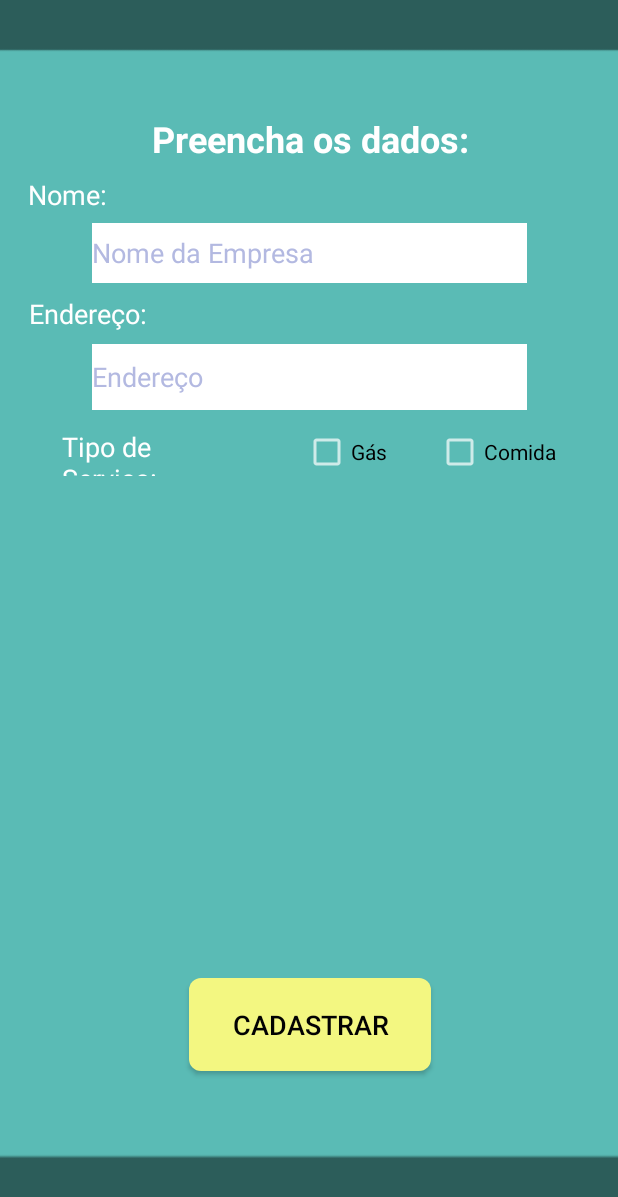
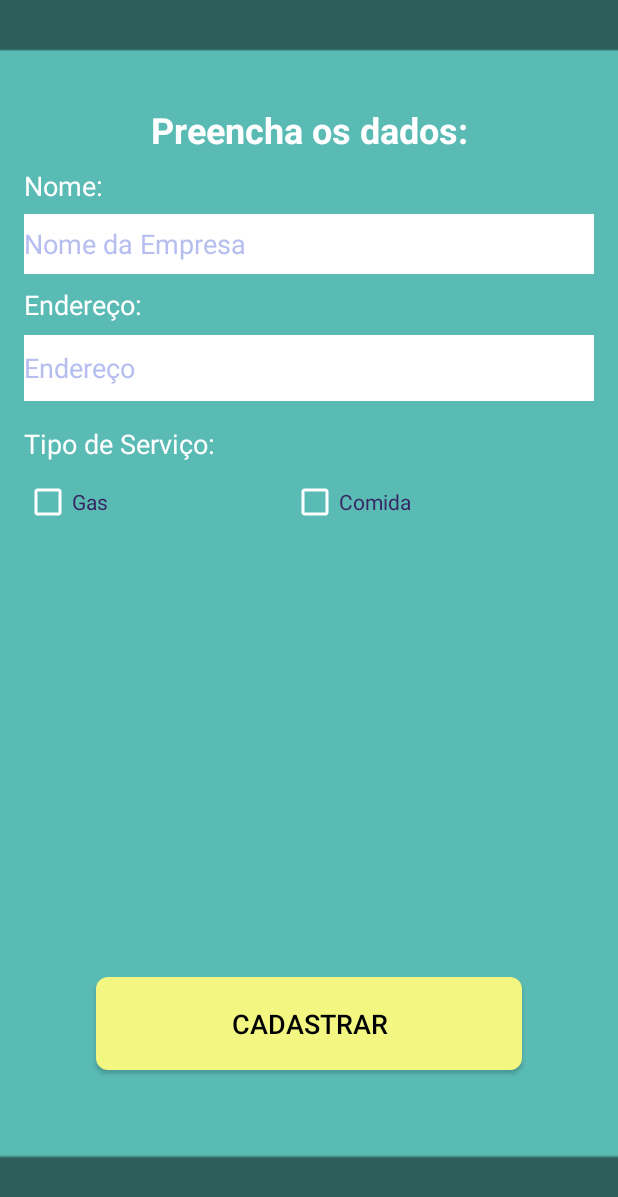
Before and after one commit to henNet/FiqueEmCasa, an Android app: the AddDataInFB screen opened directly, with no data from a screen before it, on a phone screen of 412 x 824 dp. Shown: the top 1197 px of the screen. Run offline under Robolectric (Android 15) with nearby library versions, the phone set to English and light mode, and no system bars; our stand-ins replace Firebase (no records; nobody signed in at launch, a user with empty details on screens opened directly).

Commit message:
Leitura da Base de dados. Uso de RecycleView para listar os dados.

```diff
--- a/app/build.gradle
+++ b/app/build.gradle
@@ -33,4 +33,5 @@ dependencies {
     testImplementation 'junit:junit:4.12'
     androidTestImplementation 'androidx.test.ext:junit:1.1.1'
     androidTestImplementation 'androidx.test.espresso:espresso-core:3.2.0'
+    implementation 'androidx.recyclerview:recyclerview:1.1.0'
 }
--- a/app/src/main/AndroidManifest.xml
+++ b/app/src/main/AndroidManifest.xml
@@ -9,7 +9,8 @@
         android:roundIcon="@mipmap/ic_launcher_round"
         android:supportsRtl="true"
         android:theme="@style/Theme.AppCompat.NoActionBar">
-        <activity android:name=".AddDataInFB"></activity>
+        <activity android:name=".ViewDataFromFB"></activity>
+        <activity android:name=".AddDataInFB" />
         <activity android:name=".MainActivity">
             <intent-filter>
                 <action android:name="android.intent.action.MAIN" />
--- a/app/src/main/java/com/example/fiqueemcasa/AddDataInFB.java
+++ b/app/src/main/java/com/example/fiqueemcasa/AddDataInFB.java
@@ -7,7 +7,6 @@ import android.view.View;
 import android.widget.Button;
 import android.widget.CheckBox;
 import android.widget.EditText;
-import android.widget.TextView;
 import android.widget.Toast;
 
 import com.google.firebase.database.DatabaseError;
@@ -55,10 +54,10 @@ public class AddDataInFB extends AppCompatActivity {
                 emp.setName(name.getText().toString());
                 emp.setAdress(adress.getText().toString());
                 if(comida.isChecked())
-                    emp.setType(typeServiceComida);
+                    emp.addType(typeServiceComida);
 
                 if(gas.isChecked())
-                    emp.setType(typeServiceGas);
+                    emp.addType(typeServiceGas);
 
                 addToDataBase(emp);
             }
--- a/app/src/main/java/com/example/fiqueemcasa/MainActivity.java
+++ b/app/src/main/java/com/example/fiqueemcasa/MainActivity.java
@@ -21,6 +21,12 @@ public class MainActivity extends AppCompatActivity {
         startActivity(intent);
     }
 
+    public void visualizar(View view)
+    {
+        Intent intent = new Intent(MainActivity.this, ViewDataFromFB.class);
+        startActivity(intent);
+    }
+
     @Override
     public void onStart() {
         super.onStart();
--- /dev/null
+++ b/app/src/main/res/drawable/btn_rounded_3.xml
@@ -0,0 +1,5 @@
+<?xml version="1.0" encoding="utf-8"?>
+<shape xmlns:android="http://schemas.android.com/apk/res/android" android:shape="rectangle">
+    <solid android:color="#CEECF5"/>
+    <corners android:radius="8dp"/>
+</shape>
--- a/app/src/main/res/layout/cadastro.xml
+++ b/app/src/main/res/layout/cadastro.xml
@@ -9,8 +9,10 @@
 
     <Button
         android:id="@+id/buttonCadastrarForm"
-        android:layout_width="161dp"
+        android:layout_width="0dp"
         android:layout_height="62dp"
+        android:layout_marginStart="64dp"
+        android:layout_marginEnd="64dp"
         android:layout_marginBottom="24dp"
         android:background="@drawable/btn_rounded"
         android:text="Cadastrar"
@@ -18,106 +20,121 @@
         android:textSize="18sp"
         app:layout_constraintBottom_toBottomOf="parent"
         app:layout_constraintEnd_toEndOf="parent"
-        app:layout_constraintHorizontal_bias="0.503"
+        app:layout_constraintHorizontal_bias="0.0"
         app:layout_constraintStart_toStartOf="parent"
         app:layout_constraintTop_toBottomOf="@+id/editTextEndereco"
-        app:layout_constraintVertical_bias="0.815" />
-
-    <CheckBox
-        android:id="@+id/checkBoxComida"
-        android:layout_width="wrap_content"
-        android:layout_height="wrap_content"
-        android:layout_marginTop="12dp"
-        android:layout_marginEnd="8dp"
-        android:checked="false"
-        android:text="Comida"
-        android:textColor="#000000"
-        app:layout_constraintEnd_toEndOf="parent"
-        app:layout_constraintHorizontal_bias="0.25"
-        app:layout_constraintStart_toEndOf="@+id/checkBoxGas"
-        app:layout_constraintTop_toBottomOf="@+id/editTextEndereco" />
-
-    <CheckBox
-        android:id="@+id/checkBoxGas"
-        android:layout_width="wrap_content"
-        android:layout_height="wrap_content"
-        android:layout_marginTop="12dp"
-        android:text="Gás"
-        android:textColor="#000000"
-        app:layout_constraintEnd_toStartOf="@+id/checkBoxComida"
-        app:layout_constraintHorizontal_bias="0.5"
-        app:layout_constraintStart_toEndOf="@+id/textViewTipo"
-        app:layout_constraintTop_toBottomOf="@+id/editTextEndereco" />
+        app:layout_constraintVertical_bias="0.816" />
 
     <EditText
         android:id="@+id/editTextEndereco"
-        android:layout_width="290dp"
+        android:layout_width="0dp"
         android:layout_height="44dp"
-        android:layout_marginStart="8dp"
+        android:layout_marginStart="16dp"
         android:layout_marginTop="8dp"
-        android:layout_marginEnd="8dp"
+        android:layout_marginEnd="16dp"
         android:background="#FFFFFF"
         android:ems="10"
         android:hint="Endereço"
         android:inputType="textPersonName"
         android:textColor="#000000"
-        android:textColorHint="#B3B9E1"
+        android:textColorHint="#B6BEEF"
         app:layout_constraintEnd_toEndOf="parent"
         app:layout_constraintStart_toStartOf="parent"
         app:layout_constraintTop_toBottomOf="@+id/textViewEndereco" />
 
     <EditText
         android:id="@+id/editTextNome"
-        android:layout_width="290dp"
+        android:layout_width="0dp"
         android:layout_height="40dp"
-        android:layout_marginStart="8dp"
+        android:layout_marginStart="16dp"
         android:layout_marginTop="40dp"
-        android:layout_marginEnd="8dp"
+        android:layout_marginEnd="16dp"
         android:background="#FFFFFF"
         android:ems="10"
         android:hint="Nome da Empresa"
         android:inputType="textPersonName"
         android:textColor="#000000"
-        android:textColorHint="#B3B9E1"
+        android:textColorHint="#B6BEEF"
         app:layout_constraintEnd_toEndOf="parent"
         app:layout_constraintStart_toStartOf="parent"
         app:layout_constraintTop_toBottomOf="@+id/textViewPreencherDados" />
 
+    <LinearLayout
+        android:layout_width="0dp"
+        android:layout_height="41dp"
+        android:layout_marginStart="16dp"
+        android:layout_marginTop="8dp"
+        android:layout_marginEnd="16dp"
+        android:orientation="horizontal"
+        app:layout_constraintBottom_toTopOf="@+id/buttonCadastrarForm"
+        app:layout_constraintEnd_toEndOf="parent"
+        app:layout_constraintHorizontal_bias="0.0"
+        app:layout_constraintStart_toStartOf="parent"
+        app:layout_constraintTop_toBottomOf="@+id/textViewTipo"
+        app:layout_constraintVertical_bias="0.0">
+
+        <CheckBox
+            android:id="@+id/checkBoxGas"
+            android:layout_width="wrap_content"
+            android:layout_height="wrap_content"
+            android:layout_weight="1"
+            android:buttonTint="#FFFFFF"
+            android:text="Gas"
+            android:textColor="#372561" />
+
+        <CheckBox
+            android:id="@+id/checkBoxComida"
+            android:layout_width="wrap_content"
+            android:layout_height="wrap_content"
+            android:layout_weight="1"
+            android:buttonTint="#FFFFFF"
+            android:text="Comida"
+            android:textColor="#372561"
+            android:textColorHighlight="#7FBD48"
+            android:textColorLink="#64DF65" />
+    </LinearLayout>
+
     <TextView
         android:id="@+id/textViewTipo"
-        android:layout_width="127dp"
-        android:layout_height="32dp"
-        android:layout_marginStart="8dp"
-        android:layout_marginTop="12dp"
+        android:layout_width="289dp"
+        android:layout_height="27dp"
+        android:layout_marginStart="16dp"
+        android:layout_marginTop="16dp"
+        android:layout_marginEnd="16dp"
         android:text="Tipo de Serviço:"
         android:textColor="#FFFFFF"
         android:textSize="18sp"
-        app:layout_constraintEnd_toStartOf="@+id/checkBoxGas"
-        app:layout_constraintHorizontal_bias="0.7"
+        app:layout_constraintEnd_toEndOf="parent"
+        app:layout_constraintHorizontal_bias="0.0"
         app:layout_constraintStart_toStartOf="parent"
         app:layout_constraintTop_toBottomOf="@+id/editTextEndereco" />
 
     <TextView
         android:id="@+id/textViewPreencherDados"
-        android:layout_width="wrap_content"
+        android:layout_width="0dp"
         android:layout_height="wrap_content"
+        android:layout_marginLeft="50dp"
+        android:layout_marginTop="24dp"
+        android:layout_marginRight="50dp"
         android:text="Preencha os dados:"
+        android:textAlignment="center"
         android:textColor="#FFFFFF"
         android:textSize="24sp"
         android:textStyle="bold"
         app:layout_constraintBottom_toBottomOf="parent"
-        app:layout_constraintHorizontal_bias="0.504"
+        app:layout_constraintHorizontal_bias="0.0"
         app:layout_constraintLeft_toLeftOf="parent"
         app:layout_constraintRight_toRightOf="parent"
         app:layout_constraintTop_toTopOf="parent"
-        app:layout_constraintVertical_bias="0.096" />
+        app:layout_constraintVertical_bias="0.06" />
 
     <TextView
         android:id="@+id/textViewEndereco"
-        android:layout_width="wrap_content"
+        android:layout_width="0dp"
         android:layout_height="wrap_content"
-        android:layout_marginStart="8dp"
+        android:layout_marginStart="16dp"
         android:layout_marginTop="8dp"
+        android:layout_marginEnd="16dp"
         android:text="Endereço:"
         android:textColor="#FFFFFF"
         android:textSize="18sp"
@@ -128,9 +145,10 @@
 
     <TextView
         android:id="@+id/textViewNome"
-        android:layout_width="wrap_content"
+        android:layout_width="0dp"
         android:layout_height="wrap_content"
-        android:layout_marginStart="8dp"
+        android:layout_marginStart="16dp"
+        android:layout_marginEnd="16dp"
         android:text="Nome:"
         android:textColor="#FFFFFF"
         android:textSize="18sp"
```
Also changed, not shown: app/src/main/java/com/example/fiqueemcasa/Empresa.java (+9 -4 lines), app/src/main/java/com/example/fiqueemcasa/Item.java (added, +17 -0 lines), app/src/main/java/com/example/fiqueemcasa/ItemArrayAdapter.java (added, +68 -0 lines), app/src/main/java/com/example/fiqueemcasa/ViewDataFromFB.java (added, +91 -0 lines), app/src/main/res/layout/activity_main.xml (+18 -8 lines), app/src/main/res/layout/list.xml (added, +17 -0 lines), app/src/main/res/layout/visualizar.xml (added, +57 -0 lines).
